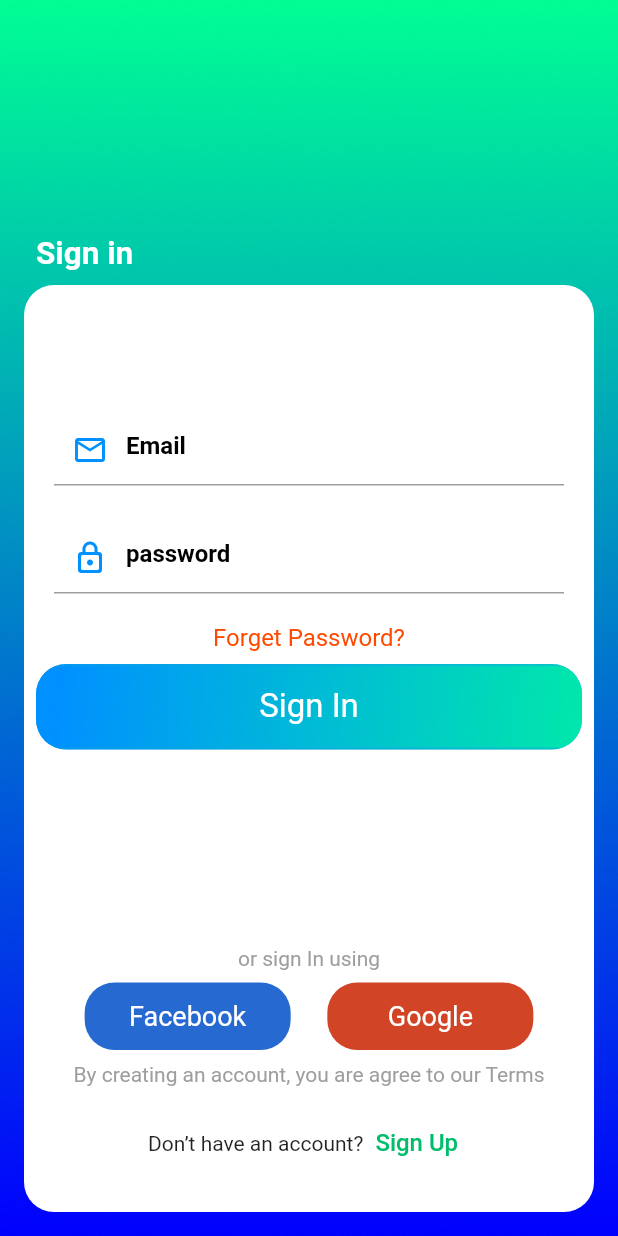
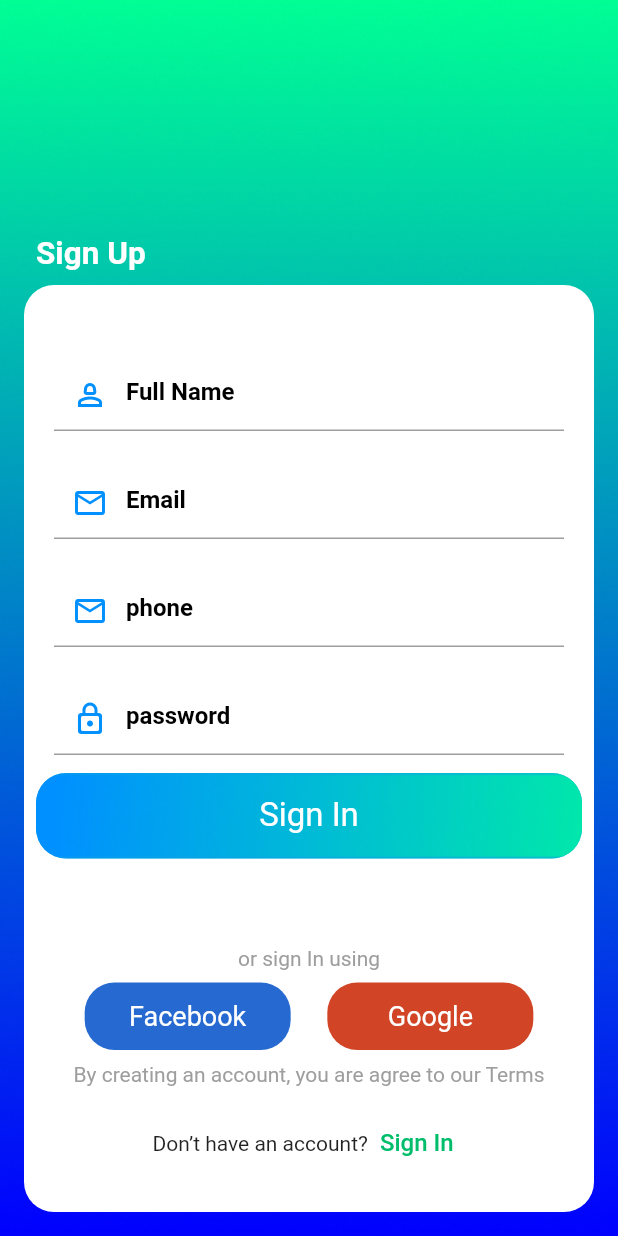
Before and after one commit to moaliahmed/safar, a Flutter app: the LoginScreen screen opened directly, after a tap on "Sign Up", on a phone screen of 412 x 824 dp. Run offline on Flutter 3.47's test engine with Material 2 defaults, Android fonts, the phone set to English and light mode, and no system bars.

Commit message:
create sign Up Screen

```diff
--- a/lib/login/presentation/screens/login_screen.dart
+++ b/lib/login/presentation/screens/login_screen.dart
@@ -1,6 +1,7 @@
 import 'package:flutter/material.dart';
 import 'package:safar/login/presentation/component/button_component.dart';
 import 'package:safar/login/presentation/component/text_form_field_component.dart';
+import 'package:safar/login/presentation/screens/signup_screen.dart';
 
 class LoginScreen extends StatelessWidget {
   LoginScreen({super.key});
@@ -122,7 +123,9 @@ class LoginScreen extends StatelessWidget {
                           children: [
                             const Text('Don’t have an account?'),
                             TextButton(
-                              onPressed: () {},
+                              onPressed: () {
+                                Navigator.of(context).push(MaterialPageRoute(builder: (context) =>  SignUpScreen(),));
+                              },
                               child: const Text(
                                 'Sign Up',
                                 style: TextStyle(
--- /dev/null
+++ b/lib/login/presentation/screens/signup_screen.dart
@@ -0,0 +1,148 @@
+import 'package:flutter/material.dart';
+import 'package:safar/login/presentation/component/button_component.dart';
+import 'package:safar/login/presentation/component/text_form_field_component.dart';
+import 'package:safar/login/presentation/screens/login_screen.dart';
+class SignUpScreen extends StatelessWidget {
+   SignUpScreen({super.key});
+TextEditingController nameController = TextEditingController();
+TextEditingController emailController = TextEditingController();
+TextEditingController phoneController = TextEditingController();
+TextEditingController passwordController = TextEditingController();
+  @override
+  Widget build(BuildContext context) {
+    return Scaffold(
+        body: SingleChildScrollView(
+          child: Container(
+            width: MediaQuery.of(context).size.width,
+            height: MediaQuery.of(context).size.height,
+            decoration: const BoxDecoration(
+                image: DecorationImage(
+                    image: AssetImage('assets/images/Rectangle.png'),
+                    fit: BoxFit.fill)),
+            child: Padding(
+              padding: const EdgeInsets.all(16),
+              child: Column(
+                crossAxisAlignment: CrossAxisAlignment.start,
+                children: [
+                  const Spacer(),
+                  const Padding(
+                    padding: EdgeInsets.all(8.0),
+                    child: Text(
+                      'Sign Up',
+                      style: TextStyle(
+                          fontSize: 21,
+                          color: Colors.white,
+                          fontWeight: FontWeight.bold),
+                    ),
+                  ),
+                  Container(
+                    height: MediaQuery.of(context).size.height * .75,
+                    decoration: const BoxDecoration(
+                      color: Colors.white,
+                      borderRadius: BorderRadius.all(Radius.circular(20)),
+                    ),
+                    child: Padding(
+                      padding: const EdgeInsets.all(8.0),
+                      child: Column(
+                        children: [
+                          const Spacer(),
+                          TextFormFieldComponent(
+                            title: 'Full Name',
+                            icons: Icons.person_2_outlined,
+                            textEditingController: nameController,
+                          ),
+                          TextFormFieldComponent(
+                            title: 'Email',
+                            icons: Icons.email_outlined,
+                            textEditingController: emailController,
+                          ),TextFormFieldComponent(
+                            title: 'phone',
+                            icons: Icons.email_outlined,
+                            textEditingController: phoneController,
+                          ),
+                          TextFormFieldComponent(
+                            title: 'password',
+                            icons: Icons.lock_outline_rounded,
+                            textEditingController: passwordController,
+                          ),
+
+                          ButtonComponent(title: 'Sign In', function: () {}),
+                          const Spacer(),
+                          const Spacer(),
+                          const Text(
+                            textAlign: TextAlign.center,
+                            'or sign In using',
+                            style: TextStyle(color: Colors.grey, fontSize: 14),
+                          ),
+                          Padding(
+                            padding: const EdgeInsets.all(8.0),
+                            child: Row(
+                              mainAxisAlignment: MainAxisAlignment.spaceEvenly,
+                              children: [
+                                Container(
+                                  alignment: Alignment.center,
+                                  width: MediaQuery.of(context).size.width / 3,
+                                  height: 45,
+                                  decoration: BoxDecoration(
+                                      borderRadius: BorderRadius.circular(20),
+                                      color: const Color(0xff266ad1)),
+                                  child: const Text(
+                                    'Facebook',
+                                    style: TextStyle(
+                                        color: Colors.white, fontSize: 18),
+                                  ),
+                                ),
+                                Container(
+                                  alignment: Alignment.center,
+                                  width: MediaQuery.of(context).size.width / 3,
+                                  height: 45,
+                                  decoration: BoxDecoration(
+                                    borderRadius: BorderRadius.circular(20),
+                                    color: const Color(0xffd14426),
+                                  ),
+                                  child: const Text(
+                                    'Google',
+                                    style: TextStyle(
+                                        color: Colors.white, fontSize: 18),
+                                  ),
+                                ),
+                              ],
+                            ),
+                          ),
+                          const Text(
+                            textAlign: TextAlign.center,
+                            'By creating an account, you are agree to our Terms',
+                            style: TextStyle(color: Colors.grey),
+                          ),
+                          Padding(
+                            padding: const EdgeInsets.symmetric(vertical: 14),
+                            child: Row(
+                              mainAxisAlignment: MainAxisAlignment.center,
+                              children: [
+                                const Text('Don’t have an account?'),
+                                TextButton(
+                                  onPressed: () {
+                                    Navigator.of(context).push(MaterialPageRoute(builder: (context) => LoginScreen(),));
+                                  },
+                                  child: const Text(
+                                    'Sign In',
+                                    style: TextStyle(
+                                      fontSize: 16,
+                                      color: Color(0xff00BD6B),
+                                    ),
+                                  ),
+                                ),
+                              ],
+                            ),
+                          )
+                        ],
+                      ),
+                    ),
+                  )
+                ],
+              ),
+            ),
+          ),
+        ));
+  }
+}
```
